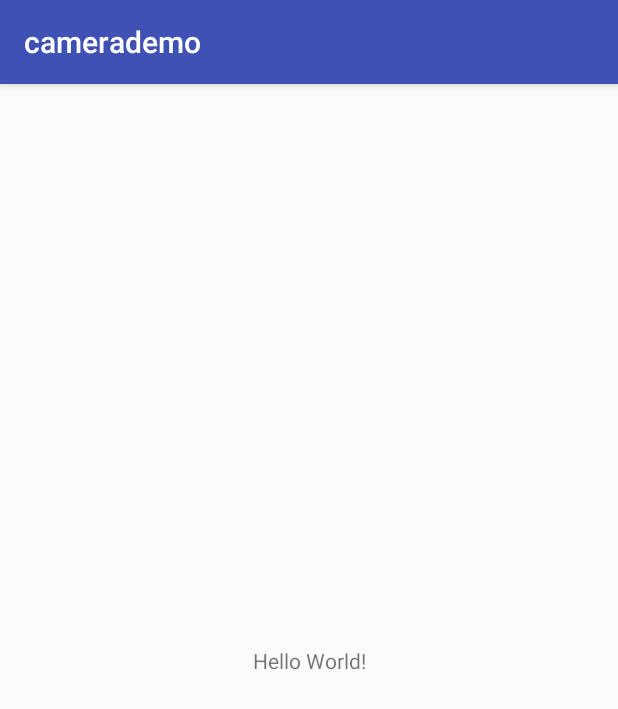
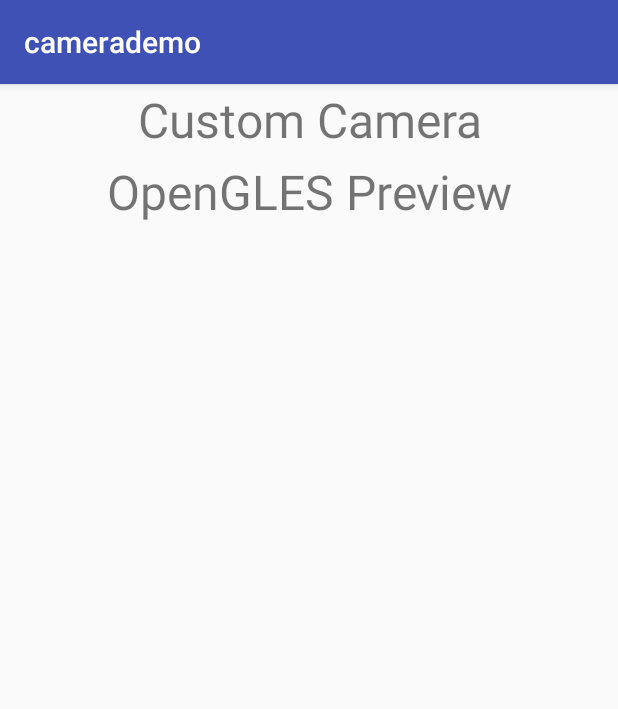
Before and after one commit to yutianzuo/android-camera, an Android app: the screen it shows after launch (MainActivity), on a phone screen of 412 x 824 dp. Shown: the top 709 px of the screen. Run offline under Robolectric (Android 15) with nearby library versions, the phone set to English and light mode, and no system bars.

Commit message:
delete idea

```diff
--- a/app/build.gradle
+++ b/app/build.gradle
@@ -1,7 +1,7 @@
 apply plugin: 'com.android.application'
 
 android {
-    compileSdkVersion 26
+    compileSdkVersion 27
     defaultConfig {
         applicationId "com.github.yutianzuo.camerademo"
         minSdkVersion 17
--- a/app/src/main/java/com/github/yutianzuo/camerademo/MainActivity.java
+++ b/app/src/main/java/com/github/yutianzuo/camerademo/MainActivity.java
@@ -1,13 +1,36 @@
 package com.github.yutianzuo.camerademo;
 
+import android.content.Intent;
 import android.support.v7.app.AppCompatActivity;
 import android.os.Bundle;
+import android.view.View;
+import android.widget.TextView;
+import android.widget.Toast;
 
-public class MainActivity extends AppCompatActivity {
+public class MainActivity extends AppCompatActivity implements View.OnClickListener {
 
     @Override
     protected void onCreate(Bundle savedInstanceState) {
         super.onCreate(savedInstanceState);
         setContentView(R.layout.activity_main);
+        TextView tv1 = findViewById(R.id.txt1);
+        tv1.setOnClickListener(this);
+
+        TextView tv2 = findViewById(R.id.txt2);
+        tv2.setOnClickListener(this);
+    }
+
+    @Override
+    public void onClick(View view) {
+        Intent intent;
+        switch (view.getId()) {
+            case R.id.txt1:
+                intent = new Intent(this, CustomCamera.class);
+                startActivity(intent);
+                break;
+            case R.id.txt2:
+                Toast.makeText(this, "coming soon", Toast.LENGTH_LONG).show();
+                break;
+        }
     }
 }
--- a/app/src/main/res/layout/activity_main.xml
+++ b/app/src/main/res/layout/activity_main.xml
@@ -1,19 +1,36 @@
 <?xml version="1.0" encoding="utf-8"?>
-<android.support.constraint.ConstraintLayout xmlns:android="http://schemas.android.com/apk/res/android"
+<RelativeLayout xmlns:android="http://schemas.android.com/apk/res/android"
     xmlns:app="http://schemas.android.com/apk/res-auto"
     xmlns:tools="http://schemas.android.com/tools"
     android:layout_width="match_parent"
     android:layout_height="match_parent"
     tools:context=".MainActivity">
 
-    <TextView
-        android:id="@+id/sample_text"
-        android:layout_width="wrap_content"
+    <LinearLayout
+        android:layout_width="match_parent"
         android:layout_height="wrap_content"
-        android:text="Hello World!"
-        app:layout_constraintBottom_toBottomOf="parent"
-        app:layout_constraintLeft_toLeftOf="parent"
-        app:layout_constraintRight_toRightOf="parent"
-        app:layout_constraintTop_toTopOf="parent" />
+        android:orientation="vertical">
 
-</android.support.constraint.ConstraintLayout>
+        <TextView
+            android:id="@+id/txt1"
+            android:layout_width="match_parent"
+            android:layout_height="48dp"
+            android:textSize="32sp"
+            android:text="Custom Camera"
+            android:layout_gravity="center"
+            android:gravity="center"
+            />
+
+        <TextView
+            android:id="@+id/txt2"
+            android:layout_width="match_parent"
+            android:layout_height="48dp"
+            android:textSize="32sp"
+            android:text="OpenGLES Preview"
+            android:layout_gravity="center"
+            android:gravity="center"
+            />
+
+    </LinearLayout>
+
+</RelativeLayout>
```
Also changed, not shown: app/src/main/AndroidManifest.xml (+8 -1 lines), app/src/main/java/com/github/yutianzuo/camerademo/CustomCamera.java (added, +14 -0 lines), 2 other files.
